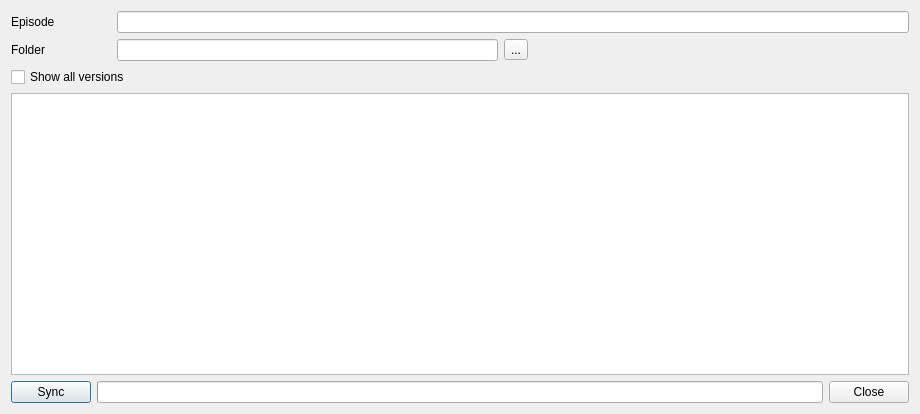
Above: module/wildchildanimation/gui/forms/playlist_dialog.ui from dearyangyu/swing before the change. Below: the same form after it.
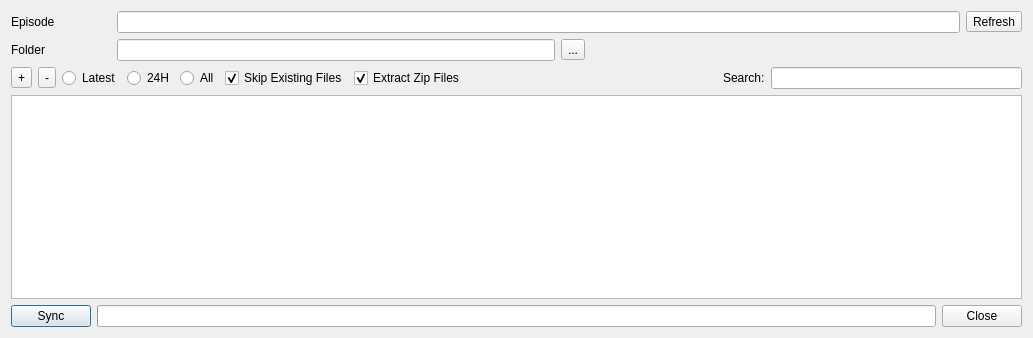
That is the form after the change.

Commit message: playlists - first release

Patch:
```diff
--- a/module/wildchildanimation/gui/forms/playlist_dialog.ui
+++ b/module/wildchildanimation/gui/forms/playlist_dialog.ui
@@ -9,8 +9,8 @@
    <rect>
     <x>0</x>
     <y>0</y>
-    <width>920</width>
-    <height>414</height>
+    <width>1033</width>
+    <height>338</height>
    </rect>
   </property>
   <property name="windowTitle">
@@ -63,12 +63,20 @@
          <item>
           <widget class="QLineEdit" name="lineEditEpisode"/>
          </item>
+         <item>
+          <widget class="QToolButton" name="toolButtonRefresh">
+           <property name="text">
+            <string>Refresh</string>
+           </property>
+          </widget>
+         </item>
         </layout>
        </item>
        <item>
-        <layout class="QGridLayout" name="gridLayout_2">
-         <item row="1" column="0">
           <layout class="QHBoxLayout" name="horizontalLayout">
+         <property name="spacing">
+          <number>6</number>
+         </property>
            <item>
             <widget class="QLabel" name="label">
              <property name="minimumSize">
@@ -113,14 +121,101 @@
            </item>
           </layout>
          </item>
-        </layout>
+       <item>
+        <layout class="QGridLayout" name="gridLayout_2">
+         <item row="0" column="0">
+          <layout class="QHBoxLayout" name="horizontalLayout_2">
+           <property name="spacing">
+            <number>6</number>
+           </property>
+           <item>
+            <widget class="QToolButton" name="toolButtonSelectAll">
+             <property name="text">
+              <string>+</string>
+             </property>
+            </widget>
        </item>
        <item>
-        <widget class="QCheckBox" name="checkboxShowAll">
+            <widget class="QToolButton" name="toolButtonSelectNone">
          <property name="text">
-          <string>Show all versions</string>
-         </property>
-        </widget>
+              <string>-</string>
+             </property>
+            </widget>
+           </item>
+           <item>
+            <widget class="QRadioButton" name="radioButtonLatestVersion">
+             <property name="text">
+              <string>Latest</string>
+             </property>
+            </widget>
+           </item>
+           <item>
+            <widget class="QRadioButton" name="radioButtonLastDay">
+             <property name="text">
+              <string>24H</string>
+             </property>
+            </widget>
+           </item>
+           <item>
+            <widget class="QRadioButton" name="radioButtonShowAll">
+             <property name="text">
+              <string>All</string>
+             </property>
+            </widget>
+           </item>
+           <item>
+            <widget class="QCheckBox" name="checkBoxSkipExisting">
+             <property name="text">
+              <string>Skip Existing Files</string>
+             </property>
+             <property name="checked">
+              <bool>true</bool>
+             </property>
+            </widget>
+           </item>
+           <item>
+            <widget class="QCheckBox" name="checkBoxExtractZip">
+             <property name="text">
+              <string>Extract Zip Files</string>
+             </property>
+             <property name="checked">
+              <bool>true</bool>
+             </property>
+            </widget>
+           </item>
+           <item>
+            <spacer name="horizontalSpacer_2">
+             <property name="orientation">
+              <enum>Qt::Horizontal</enum>
+             </property>
+             <property name="sizeHint" stdset="0">
+              <size>
+               <width>40</width>
+               <height>20</height>
+              </size>
+             </property>
+            </spacer>
+           </item>
+           <item>
+            <widget class="QLabel" name="label_2">
+             <property name="text">
+              <string>Search:</string>
+             </property>
+            </widget>
+           </item>
+           <item>
+            <widget class="QLineEdit" name="lineEditSearch">
+             <property name="sizePolicy">
+              <sizepolicy hsizetype="Expanding" vsizetype="Fixed">
+               <horstretch>0</horstretch>
+               <verstretch>0</verstretch>
+              </sizepolicy>
+             </property>
+            </widget>
+           </item>
+          </layout>
+         </item>
+        </layout>
        </item>
       </layout>
      </item>
@@ -153,9 +248,6 @@
        <property name="selectionBehavior">
         <enum>QAbstractItemView::SelectRows</enum>
        </property>
-       <property name="wordWrap">
-        <bool>false</bool>
-       </property>
       </widget>
      </item>
     </layout>
```
Lines whose indentation alone changed are shown as unchanged. The commit also changes 23 other files.
